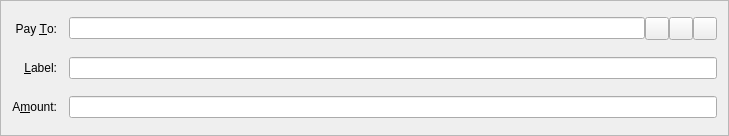
Old version of the form src/qt/forms/sendcoinsentry.ui in the repository ShardcoinRepo/shard.
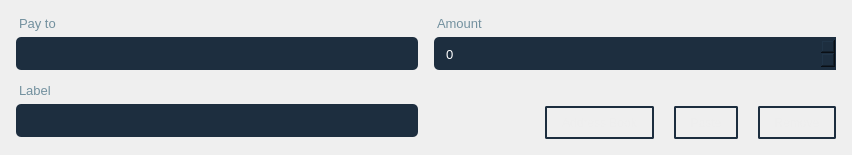
New version of the form. Icons and pictures are not drawn. Custom widgets are drawn as their Qt base class.

```diff
--- a/src/qt/forms/sendcoinsentry.ui
+++ b/src/qt/forms/sendcoinsentry.ui
@@ -6,13 +6,35 @@
    <rect>
     <x>0</x>
     <y>0</y>
-    <width>729</width>
-    <height>136</height>
+    <width>852</width>
+    <height>155</height>
    </rect>
   </property>
+  <property name="sizePolicy">
+   <sizepolicy hsizetype="Expanding" vsizetype="Preferred">
+    <horstretch>0</horstretch>
+    <verstretch>0</verstretch>
+   </sizepolicy>
+  </property>
+  <property name="minimumSize">
+   <size>
+    <width>0</width>
+    <height>155</height>
+   </size>
+  </property>
+  <property name="maximumSize">
+   <size>
+    <width>16777215</width>
+    <height>155</height>
+   </size>
+  </property>
   <property name="windowTitle">
    <string>Form</string>
   </property>
+  <property name="styleSheet">
+   <string notr="true">border:0px;
+ background:'#102537';</string>
+  </property>
   <property name="frameShape">
    <enum>QFrame::StyledPanel</enum>
   </property>
@@ -20,123 +42,515 @@
    <enum>QFrame::Sunken</enum>
   </property>
   <layout class="QGridLayout" name="gridLayout">
-   <property name="spacing">
-    <number>12</number>
+   <property name="leftMargin">
+    <number>16</number>
    </property>
-   <item row="5" column="0">
-    <widget class="QLabel" name="label">
-     <property name="text">
-      <string>A&amp;mount:</string>
+   <property name="topMargin">
+    <number>16</number>
+   </property>
+   <property name="rightMargin">
+    <number>16</number>
+   </property>
+   <property name="bottomMargin">
+    <number>16</number>
+   </property>
+   <property name="horizontalSpacing">
+    <number>16</number>
+   </property>
+   <item row="0" column="0">
+    <layout class="QHBoxLayout" name="horizontalLayout">
+     <property name="spacing">
+      <number>20</number>
      </property>
-     <property name="alignment">
-      <set>Qt::AlignRight|Qt::AlignTrailing|Qt::AlignVCenter</set>
+     <property name="sizeConstraint">
+      <enum>QLayout::SetDefaultConstraint</enum>
      </property>
-     <property name="buddy">
-      <cstring>payAmount</cstring>
+     <property name="leftMargin">
+      <number>0</number>
      </property>
-    </widget>
-   </item>
-   <item row="3" column="0">
-    <widget class="QLabel" name="label_2">
-     <property name="text">
-      <string>Pay &amp;To:</string>
+     <property name="topMargin">
+      <number>0</number>
      </property>
-     <property name="alignment">
-      <set>Qt::AlignRight|Qt::AlignTrailing|Qt::AlignVCenter</set>
+     <property name="rightMargin">
+      <number>0</number>
      </property>
-     <property name="buddy">
-      <cstring>payTo</cstring>
+     <property name="bottomMargin">
+      <number>0</number>
      </property>
-    </widget>
+     <item>
+      <layout class="QVBoxLayout" name="verticalLayout">
+       <property name="spacing">
+        <number>0</number>
+       </property>
+       <item>
+        <layout class="QVBoxLayout" name="p">
+         <property name="spacing">
+          <number>0</number>
+         </property>
+         <item>
+          <widget class="QLabel" name="label_2">
+           <property name="sizePolicy">
+            <sizepolicy hsizetype="Expanding" vsizetype="Fixed">
+             <horstretch>0</horstretch>
+             <verstretch>0</verstretch>
+            </sizepolicy>
+           </property>
+           <property name="font">
+            <font>
+             <pointsize>10</pointsize>
+             <italic>false</italic>
+            </font>
+           </property>
+           <property name="styleSheet">
+            <string notr="true">color:#72909e;margin-bottom:6px;</string>
+           </property>
+           <property name="text">
+            <string>Pay to</string>
+           </property>
+           <property name="alignment">
+            <set>Qt::AlignLeading|Qt::AlignLeft|Qt::AlignVCenter</set>
+           </property>
+           <property name="buddy">
+            <cstring>payTo</cstring>
+           </property>
+          </widget>
+         </item>
+         <item>
+          <widget class="QValidatedLineEdit" name="payTo">
+           <property name="minimumSize">
+            <size>
+             <width>0</width>
+             <height>35</height>
+            </size>
+           </property>
+           <property name="maximumSize">
+            <size>
+             <width>16777215</width>
+             <height>35</height>
+            </size>
+           </property>
+           <property name="font">
+            <font>
+             <pointsize>10</pointsize>
+            </font>
+           </property>
+           <property name="toolTip">
+            <string>The address to send the payment to (e.g. DPpauUHW4ksipzUQhKKVAxscM6UonAAjhX)</string>
+           </property>
+           <property name="styleSheet">
+            <string notr="true">background:#1d2e3f;
+color:white;
+padding:7px;
+border-radius:5px;
+font: 10pt 'Ubuntu';
+margin-bottom:2px;</string>
+           </property>
+           <property name="maxLength">
+            <number>34</number>
+           </property>
+          </widget>
+         </item>
+        </layout>
+       </item>
+       <item>
+        <layout class="QVBoxLayout" name="verticalLayout_7">
+         <property name="leftMargin">
+          <number>6</number>
+         </property>
+         <property name="topMargin">
+          <number>6</number>
+         </property>
+         <item>
+          <spacer name="verticalSpacer_2">
+           <property name="orientation">
+            <enum>Qt::Vertical</enum>
+           </property>
+           <property name="sizeHint" stdset="0">
+            <size>
+             <width>20</width>
+             <height>40</height>
+            </size>
+           </property>
+          </spacer>
+         </item>
+        </layout>
+       </item>
+       <item>
+        <layout class="QVBoxLayout" name="verticalLayout_4">
+         <property name="spacing">
+          <number>0</number>
+         </property>
+         <item>
+          <widget class="QLabel" name="label_4">
+           <property name="sizePolicy">
+            <sizepolicy hsizetype="Expanding" vsizetype="Fixed">
+             <horstretch>0</horstretch>
+             <verstretch>0</verstretch>
+            </sizepolicy>
+           </property>
+           <property name="font">
+            <font>
+             <pointsize>10</pointsize>
+            </font>
+           </property>
+           <property name="styleSheet">
+            <string notr="true">color:#72909e;margin-bottom:6px;</string>
+           </property>
+           <property name="text">
+            <string>Label</string>
+           </property>
+           <property name="alignment">
+            <set>Qt::AlignLeading|Qt::AlignLeft|Qt::AlignVCenter</set>
+           </property>
+           <property name="buddy">
+            <cstring>addAsLabel</cstring>
+           </property>
+          </widget>
+         </item>
+         <item>
+          <widget class="QValidatedLineEdit" name="addAsLabel">
+           <property name="minimumSize">
+            <size>
+             <width>0</width>
+             <height>35</height>
+            </size>
+           </property>
+           <property name="maximumSize">
+            <size>
+             <width>16777215</width>
+             <height>35</height>
+            </size>
+           </property>
+           <property name="font">
+            <font>
+             <pointsize>10</pointsize>
+            </font>
+           </property>
+           <property name="toolTip">
+            <string>Enter a label for this address to add it to your address book</string>
+           </property>
+           <property name="styleSheet">
+            <string notr="true">background:#1d2e3f;
+color:white;
+padding:7px;
+border-radius:5px;
+font: 10pt 'Ubuntu';
+margin-bottom:2px;</string>
+           </property>
+          </widget>
+         </item>
+        </layout>
+       </item>
+      </layout>
+     </item>
+    </layout>
    </item>
-   <item row="5" column="1">
-    <widget class="BitcoinAmountField" name="payAmount"/>
-   </item>
-   <item row="4" column="0">
-    <widget class="QLabel" name="label_4">
-     <property name="text">
-      <string>&amp;Label:</string>
-     </property>
-     <property name="alignment">
-      <set>Qt::AlignRight|Qt::AlignTrailing|Qt::AlignVCenter</set>
-     </property>
-     <property name="buddy">
-      <cstring>addAsLabel</cstring>
-     </property>
-    </widget>
-   </item>
-   <item row="3" column="1">
-    <layout class="QHBoxLayout" name="payToLayout">
+   <item row="0" column="1">
+    <layout class="QVBoxLayout" name="verticalLayout_2">
      <property name="spacing">
       <number>0</number>
      </property>
      <item>
-      <widget class="QValidatedLineEdit" name="payTo">
-       <property name="toolTip">
-        <string>The address to send the payment to (e.g. DPpauUHW4ksipzUQhKKVAxscM6UonAAjhX)</string>
+      <layout class="QVBoxLayout" name="verticalLayout_5">
+       <property name="spacing">
+        <number>0</number>
        </property>
-       <property name="maxLength">
-        <number>34</number>
+       <property name="sizeConstraint">
+        <enum>QLayout::SetDefaultConstraint</enum>
        </property>
-      </widget>
+       <item>
+        <widget class="QLabel" name="label">
+         <property name="sizePolicy">
+          <sizepolicy hsizetype="Expanding" vsizetype="Fixed">
+           <horstretch>0</horstretch>
+           <verstretch>0</verstretch>
+          </sizepolicy>
+         </property>
+         <property name="font">
+          <font>
+           <pointsize>10</pointsize>
+          </font>
+         </property>
+         <property name="styleSheet">
+          <string notr="true">color:#72909e;margin-bottom:6px;</string>
+         </property>
+         <property name="text">
+          <string>Amount</string>
+         </property>
+         <property name="alignment">
+          <set>Qt::AlignLeading|Qt::AlignLeft|Qt::AlignVCenter</set>
+         </property>
+         <property name="buddy">
+          <cstring>payAmount</cstring>
+         </property>
+        </widget>
+       </item>
+       <item>
+        <widget class="BitcoinAmountField" name="payAmount">
+         <property name="sizePolicy">
+          <sizepolicy hsizetype="Expanding" vsizetype="Fixed">
+           <horstretch>0</horstretch>
+           <verstretch>0</verstretch>
+          </sizepolicy>
+         </property>
+         <property name="minimumSize">
+          <size>
+           <width>0</width>
+           <height>33</height>
+          </size>
+         </property>
+         <property name="maximumSize">
+          <size>
+           <width>16777215</width>
+           <height>33</height>
+          </size>
+         </property>
+         <property name="font">
+          <font>
+           <pointsize>10</pointsize>
+          </font>
+         </property>
+         <property name="styleSheet">
+          <string notr="true">background:#1d2e3f;
+color:white;
+padding:10px;
+border-radius:5px;
+border-bottom-right-radius:0px;
+border-top-right-radius:0px;
+
+font: 10pt 'Ubuntu';
+
+</string>
+         </property>
+        </widget>
+       </item>
+      </layout>
      </item>
      <item>
-      <widget class="QToolButton" name="addressBookButton">
-       <property name="toolTip">
-        <string>Choose address from address book</string>
-       </property>
-       <property name="text">
-        <string/>
-       </property>
-       <property name="icon">
-        <iconset resource="../bitcoin.qrc">
-         <normaloff>:/icons/address-book</normaloff>:/icons/address-book</iconset>
-       </property>
-       <property name="shortcut">
-        <string>Alt+A</string>
-       </property>
-      </widget>
+      <layout class="QVBoxLayout" name="verticalLayout_3">
+       <item>
+        <spacer name="verticalSpacer">
+         <property name="orientation">
+          <enum>Qt::Vertical</enum>
+         </property>
+         <property name="sizeHint" stdset="0">
+          <size>
+           <width>20</width>
+           <height>40</height>
+          </size>
+         </property>
+        </spacer>
+       </item>
+      </layout>
      </item>
      <item>
-      <widget class="QToolButton" name="pasteButton">
-       <property name="toolTip">
-        <string>Paste address from clipboard</string>
+      <layout class="QHBoxLayout" name="horizontalLayout_2">
+       <property name="spacing">
+        <number>20</number>
        </property>
-       <property name="text">
-        <string/>
+       <property name="sizeConstraint">
+        <enum>QLayout::SetDefaultConstraint</enum>
        </property>
-       <property name="icon">
-        <iconset resource="../bitcoin.qrc">
-         <normaloff>:/icons/editpaste</normaloff>:/icons/editpaste</iconset>
+       <property name="topMargin">
+        <number>0</number>
        </property>
-       <property name="shortcut">
-        <string>Alt+P</string>
+       <property name="bottomMargin">
+        <number>0</number>
        </property>
-      </widget>
+       <item>
+        <spacer name="horizontalSpacer">
+         <property name="orientation">
+          <enum>Qt::Horizontal</enum>
+         </property>
+         <property name="sizeHint" stdset="0">
+          <size>
+           <width>40</width>
+           <height>20</height>
+          </size>
+         </property>
+        </spacer>
+       </item>
+       <item>
+        <widget class="QToolButton" name="addressBookButton">
+         <property name="minimumSize">
+          <size>
+           <width>0</width>
+           <height>33</height>
+          </size>
+         </property>
+         <property name="maximumSize">
+          <size>
+           <width>9999999</width>
+           <height>33</height>
+          </size>
+         </property>
+         <property name="toolTip">
+          <string>Choose address from address book</string>
+         </property>
+         <property name="styleSheet">
+          <string notr="true">QToolButton { 
+ background-color: &quot;#0d2131&quot;;
+	border:2px solid #1d2e3f;
+color:#eeeeee;
+padding:5px 10px;
+	outline: none;
+border-radius:2px;
+
+}
+
+QToolButton:pressed {
+   background-color: &quot;#1d2e3f&quot;;
+border:2px solid gray;
+	color:white;
+
+}
+
+QToolButton:hover {
+     background-color: &quot;#102537&quot;;
+	border:2px solid #0f3e54;
+ }
+QToolButton:checked { 
+     background-color: &quot;#0d2131&quot;;
+border:2px solid #0f3e54;
+	color:white;
+
+ }
+QToolButton:disabled { 
+    background:'#0b1d2c';
+color:gray;
+border:2px solid #102537;
+ }
+</string>
+         </property>
+         <property name="text">
+          <string>Address Book</string>
+         </property>
+         <property name="shortcut">
+          <string>Alt+A</string>
+         </property>
+        </widget>
+       </item>
+       <item>
+        <widget class="QToolButton" name="pasteButton">
+         <property name="minimumSize">
+          <size>
+           <width>0</width>
+           <height>33</height>
+          </size>
+         </property>
+         <property name="maximumSize">
+          <size>
+           <width>9999999</width>
+           <height>33</height>
+          </size>
+         </property>
+         <property name="toolTip">
+          <string>Paste address from clipboard</string>
+         </property>
+         <property name="styleSheet">
+          <string notr="true">QToolButton { 
+ background-color: &quot;#0d2131&quot;;
+	border:2px solid #1d2e3f;
+color:#eeeeee;
+padding:5px 10px;
+	outline: none;
+border-radius:2px;
+
+}
+
+QToolButton:pressed {
+   background-color: &quot;#1d2e3f&quot;;
+border:2px solid gray;
+	color:white;
+
+}
+
+QToolButton:hover {
+     background-color: &quot;#102537&quot;;
+	border:2px solid #0f3e54;
+ }
+QToolButton:checked { 
+     background-color: &quot;#0d2131&quot;;
+border:2px solid #0f3e54;
+	color:white;
+
+ }
+QToolButton:disabled { 
+    background:'#0b1d2c';
+color:gray;
+border:2px solid #102537;
+ }
+</string>
+         </property>
+         <property name="text">
+          <string>Paste</string>
+         </property>
+         <property name="shortcut">
+          <string>Alt+P</string>
+         </property>
+        </widget>
+       </item>
+       <item>
+        <widget class="QToolButton" name="deleteButton">
+         <property name="minimumSize">
+          <size>
+           <width>0</width>
+           <height>33</height>
+          </size>
+         </property>
+         <property name="maximumSize">
+          <size>
+           <width>16777215</width>
+           <height>33</height>
+          </size>
+         </property>
+         <property name="toolTip">
+          <string>Remove this recipient</string>
+         </property>
+         <property name="styleSheet">
+          <string notr="true">QToolButton { 
+ background-color: &quot;#0d2131&quot;;
+	border:2px solid #1d2e3f;
+color:#eeeeee;
+padding:5px 10px;
+	outline: none;
+border-radius:2px;
+
+}
+
+QToolButton:pressed {
+   background-color: &quot;#1d2e3f&quot;;
+border:2px solid gray;
+	color:white;
+
+}
+
+QToolButton:hover {
+     background-color: &quot;#102537&quot;;
+	border:2px solid #0f3e54;
+ }
+QToolButton:checked { 
+     background-color: &quot;#0d2131&quot;;
+border:2px solid #0f3e54;
+	color:white;
+
+ }
+QToolButton:disabled { 
+    background:'#0b1d2c';
+color:gray;
+border:2px solid #102537;
+ }
+</string>
+         </property>
+         <property name="text">
+          <string>Remove</string>
+         </property>
+        </widget>
+       </item>
+      </layout>
      </item>
-     <item>
-      <widget class="QToolButton" name="deleteButton">
-       <property name="toolTip">
-        <string>Remove this recipient</string>
-       </property>
-       <property name="text">
-        <string/>
-       </property>
-       <property name="icon">
-        <iconset resource="../bitcoin.qrc">
-         <normaloff>:/icons/remove</normaloff>:/icons/remove</iconset>
-       </property>
-      </widget>
-     </item>
     </layout>
    </item>
-   <item row="4" column="1">
-    <widget class="QValidatedLineEdit" name="addAsLabel">
-     <property name="toolTip">
-      <string>Enter a label for this address to add it to your address book</string>
-     </property>
-    </widget>
-   </item>
   </layout>
  </widget>
  <customwidgets>
@@ -147,8 +561,8 @@
   </customwidget>
   <customwidget>
    <class>BitcoinAmountField</class>
-   <extends>QLineEdit</extends>
-   <header>bitcoinamountfield.h</header>
+   <extends>QSpinBox</extends>
+   <header location="global">bitcoinamountfield.h</header>
    <container>1</container>
   </customwidget>
  </customwidgets>
```
Left out of the diff: 6 changed lines with no effect on the pictures.
